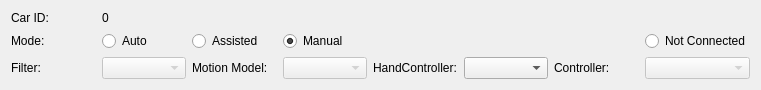
Old version of the form CARS/cargroupbox.ui in the repository projectCARS/CARS2014-GIT.
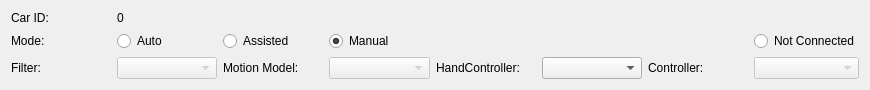
New version of the form.

Patch:
```diff
--- a/CARS/cargroupbox.ui
+++ b/CARS/cargroupbox.ui
@@ -6,7 +6,7 @@
    <rect>
     <x>0</x>
     <y>0</y>
-    <width>761</width>
+    <width>870</width>
     <height>80</height>
    </rect>
   </property>
```
